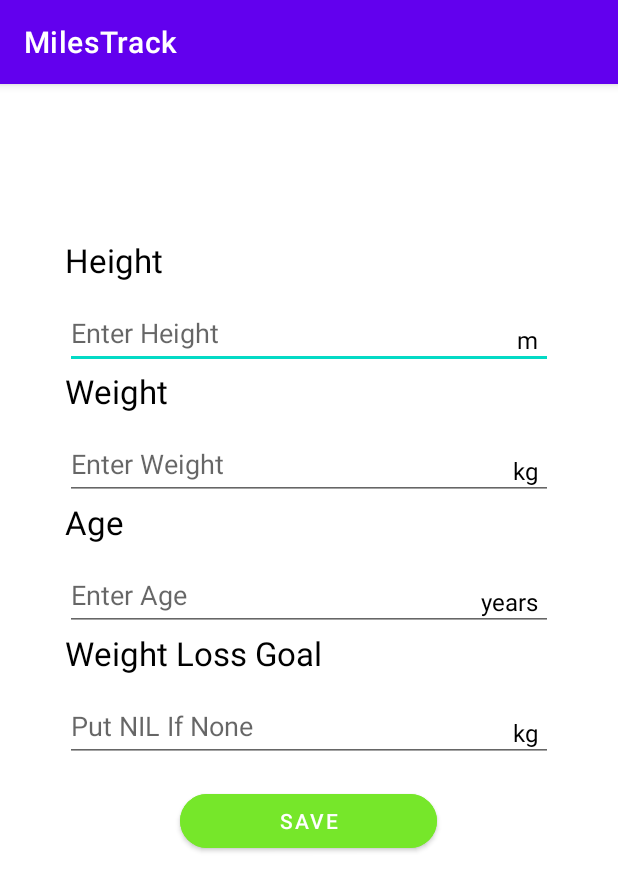
After one commit to Srilashman/MilesTrack, an Android app: the editInfo screen opened directly, with no data from a screen before it, on a phone screen of 412 x 824 dp. The commit adds this screen. Shown: the top 891 px of the screen. Run offline under Robolectric (Android 15) with nearby library versions, the phone set to English and light mode, and no system bars.

Commit message:
Add about and edit_info page

```diff
--- /dev/null
+++ b/app/src/main/java/com/sp/milestrack/About.java
@@ -0,0 +1,14 @@
+package com.sp.milestrack;
+
+import androidx.appcompat.app.AppCompatActivity;
+
+import android.os.Bundle;
+
+public class About extends AppCompatActivity {
+
+    @Override
+    protected void onCreate(Bundle savedInstanceState) {
+        super.onCreate(savedInstanceState);
+        setContentView(R.layout.activity_about);
+    }
+}
--- /dev/null
+++ b/app/src/main/java/com/sp/milestrack/editInfo.java
@@ -0,0 +1,54 @@
+package com.sp.milestrack;
+
+import androidx.appcompat.app.AppCompatActivity;
+
+import android.content.Intent;
+import android.os.Bundle;
+import android.view.View;
+import android.widget.Button;
+import android.widget.EditText;
+
+public class editInfo extends AppCompatActivity {
+    private EditText editWeight;
+    private EditText editHeight;
+    private EditText editAge;
+    private EditText editWeightLossGoal;
+    private Button edit_info_btn;
+    private String user_id = "";
+    private Database helper = null;
+    @Override
+    protected void onCreate(Bundle savedInstanceState) {
+        super.onCreate(savedInstanceState);
+        setContentView(R.layout.activity_edit_info);
+
+        editWeight = findViewById(R.id.editweight);
+        editHeight = findViewById(R.id.editheight);
+        editAge = findViewById(R.id.editage);
+        editWeightLossGoal = findViewById(R.id.editweightlossgoal);
+        edit_info_btn = findViewById(R.id.save_edit);
+        edit_info_btn.setOnClickListener(save_edit);
+        helper = new Database(this);
+        user_id = getIntent().getStringExtra("ID");
+
+        if (helper.ifPromptsDone()) {
+            Intent mainIntent = new Intent(editInfo.this, MainActivity.class);
+            editInfo.this.startActivity(mainIntent);
+            editInfo.this.finish();
+        }
+    }
+    private View.OnClickListener save_edit = new View.OnClickListener(){
+        @Override
+        public void onClick(View v){
+            Double EditHeight = Double.parseDouble(editHeight.getText().toString());
+            Double EditWeight = Double.parseDouble(editWeight.getText().toString());
+            Double EditAge = Double.parseDouble(editAge.getText().toString());
+            String EditWeightLossGoal = editWeightLossGoal.getText().toString();
+
+            helper.update(user_id, EditHeight, EditWeight, EditAge, EditWeightLossGoal);
+
+            Intent mainIntent1 = new Intent(editInfo.this, MainActivity.class);
+            editInfo.this.startActivity(mainIntent1);
+            editInfo.this.finish();
+        }
+    };
+}
--- a/app/src/main/java/com/sp/milestrack/promptAgeAndGoal.java
+++ b/app/src/main/java/com/sp/milestrack/promptAgeAndGoal.java
@@ -44,6 +44,7 @@ public class promptAgeAndGoal extends AppCompatActivity {
 
             // Insert all values into the database
             helper.insert(height, weight, Age, WeightLossGoal);
+
             Intent mainIntent = new Intent(promptAgeAndGoal.this, MainActivity.class);
             promptAgeAndGoal.this.startActivity(mainIntent);
             promptAgeAndGoal.this.finish();
--- a/app/src/main/java/com/sp/milestrack/promptBMI.java
+++ b/app/src/main/java/com/sp/milestrack/promptBMI.java
@@ -21,8 +21,8 @@ public class promptBMI extends AppCompatActivity {
         super.onCreate(savedInstanceState);
         setContentView(R.layout.prompt_bmi);
 
-        weight = findViewById(R.id.weightLossGoal);
-        height = findViewById(R.id.age);
+        weight = findViewById(R.id.weight);
+        height = findViewById(R.id.height);
         next_prompt_btn = findViewById(R.id.submit_btn);
         next_prompt_btn.setOnClickListener(next_prompt);
         helper = new Database(this);
@@ -30,7 +30,6 @@ public class promptBMI extends AppCompatActivity {
         weight.addTextChangedListener(blankCheck);
         height.addTextChangedListener(blankCheck);
         next_prompt_btn.setEnabled(false);
-        helper = new Database(this);
         if (helper.ifPromptsDone()) {
             Intent mainIntent = new Intent(promptBMI.this, MainActivity.class);
             promptBMI.this.startActivity(mainIntent);
@@ -43,11 +42,10 @@ public class promptBMI extends AppCompatActivity {
             Double Height = Double.parseDouble(height.getText().toString());
             Double Weight = Double.parseDouble(weight.getText().toString());
 
-            Intent mainIntent = new Intent(promptBMI.this, promptAgeAndGoal.class);
-            mainIntent.putExtra("height", Height);
-            mainIntent.putExtra("weight", Weight);
-
-            promptBMI.this.startActivity(mainIntent);
+            Intent mainIntent1 = new Intent(promptBMI.this, promptAgeAndGoal.class);
+            mainIntent1.putExtra("height", Height);
+            mainIntent1.putExtra("weight", Weight);
+            promptBMI.this.startActivity(mainIntent1);
             promptBMI.this.finish();
         }
     };
--- /dev/null
+++ b/app/src/main/res/layout/activity_about.xml
@@ -0,0 +1,32 @@
+<?xml version="1.0" encoding="utf-8"?>
+<androidx.constraintlayout.widget.ConstraintLayout xmlns:android="http://schemas.android.com/apk/res/android"
+    xmlns:app="http://schemas.android.com/apk/res-auto"
+    xmlns:tools="http://schemas.android.com/tools"
+    android:layout_width="match_parent"
+    android:layout_height="match_parent"
+    tools:context=".About">
+
+    <ImageView
+        android:id="@+id/imageView2"
+        android:layout_width="349dp"
+        android:layout_height="317dp"
+        android:layout_marginEnd="16dp"
+        android:layout_marginBottom="16dp"
+        app:layout_constraintBottom_toBottomOf="parent"
+        app:layout_constraintEnd_toEndOf="parent"
+        app:srcCompat="@drawable/app_logo" />
+
+    <TextView
+        android:id="@+id/textView6"
+        android:layout_width="247dp"
+        android:layout_height="86dp"
+        android:layout_marginTop="312dp"
+        android:gravity="center_horizontal"
+        android:text="MilesTrack, a fitness tracker app made by Clarence and Sri"
+        android:textColor="#000000"
+        android:textSize="24sp"
+        app:layout_constraintEnd_toEndOf="parent"
+        app:layout_constraintStart_toStartOf="parent"
+        app:layout_constraintTop_toTopOf="parent" />
+
+</androidx.constraintlayout.widget.ConstraintLayout>
--- /dev/null
+++ b/app/src/main/res/layout/activity_edit_info.xml
@@ -0,0 +1,176 @@
+<?xml version="1.0" encoding="utf-8"?>
+<androidx.constraintlayout.widget.ConstraintLayout xmlns:android="http://schemas.android.com/apk/res/android"
+    xmlns:app="http://schemas.android.com/apk/res-auto"
+    xmlns:tools="http://schemas.android.com/tools"
+    android:layout_width="wrap_content"
+    android:layout_height="wrap_content"
+    android:layout_gravity="center"
+    tools:context=".editInfo">
+
+    <LinearLayout
+        android:layout_width="wrap_content"
+        android:layout_height="wrap_content"
+        android:layout_gravity="center_horizontal"
+        android:layout_marginBottom="150dp"
+        android:gravity="center_horizontal"
+        android:orientation="vertical"
+        app:layout_constraintBottom_toBottomOf="parent"
+        app:layout_constraintEnd_toEndOf="parent"
+        app:layout_constraintStart_toStartOf="parent"
+        app:layout_constraintTop_toTopOf="parent">
+
+        <TextView
+            android:id="@+id/textView10"
+            android:layout_width="325dp"
+            android:layout_height="wrap_content"
+            android:layout_marginBottom="10dp"
+            android:text="Height"
+            android:textColor="#000000"
+            android:textSize="22dp" />
+
+        <RelativeLayout
+            android:layout_width="match_parent"
+            android:layout_height="wrap_content">
+
+            <EditText
+                android:id="@+id/editheight"
+                android:layout_width="325dp"
+                android:layout_height="wrap_content"
+                android:layout_alignParentStart="true"
+                android:layout_alignParentEnd="true"
+                android:ems="10"
+                android:hint="Enter Height"
+                android:inputType="number|numberDecimal"
+                android:minHeight="48dp" />
+
+            <TextView
+                android:id="@+id/textView7"
+                android:layout_width="wrap_content"
+                android:layout_height="wrap_content"
+                android:layout_alignParentEnd="true"
+                android:layout_marginTop="17dp"
+                android:layout_marginEnd="10dp"
+                android:text="m"
+                android:textColor="#000000"
+                android:textSize="16sp" />
+        </RelativeLayout>
+
+        <TextView
+            android:id="@+id/textView11"
+            android:layout_width="325dp"
+            android:layout_height="wrap_content"
+            android:layout_marginBottom="10dp"
+            android:text="Weight"
+            android:textColor="#000000"
+            android:textSize="22dp" />
+
+        <RelativeLayout
+            android:layout_width="match_parent"
+            android:layout_height="wrap_content">
+
+            <EditText
+                android:id="@+id/editweight"
+                android:layout_width="325dp"
+                android:layout_height="wrap_content"
+                android:layout_alignParentStart="true"
+                android:layout_alignParentEnd="true"
+                android:ems="10"
+                android:hint="Enter Weight"
+                android:inputType="number|numberDecimal"
+                android:minHeight="48dp" />
+
+            <TextView
+                android:id="@+id/textView20"
+                android:layout_width="wrap_content"
+                android:layout_height="wrap_content"
+                android:layout_alignParentTop="true"
+                android:layout_alignParentEnd="true"
+                android:layout_marginTop="17dp"
+                android:layout_marginEnd="10dp"
+                android:text="kg"
+                android:textColor="#000000"
+                android:textSize="16sp" />
+        </RelativeLayout>
+
+        <TextView
+            android:id="@+id/textView12"
+            android:layout_width="325dp"
+            android:layout_height="wrap_content"
+            android:layout_marginBottom="10dp"
+            android:text="Age"
+            android:textColor="#000000"
+            android:textSize="22dp" />
+
+        <RelativeLayout
+            android:layout_width="match_parent"
+            android:layout_height="wrap_content">
+
+            <EditText
+                android:id="@+id/editage"
+                android:layout_width="325dp"
+                android:layout_height="wrap_content"
+                android:layout_alignParentStart="true"
+                android:layout_alignParentEnd="true"
+                android:ems="10"
+                android:hint="Enter Age"
+                android:inputType="number|numberDecimal"
+                android:minHeight="48dp" />
+
+            <TextView
+                android:id="@+id/textView4"
+                android:layout_width="wrap_content"
+                android:layout_height="wrap_content"
+                android:layout_alignParentTop="true"
+                android:layout_alignParentEnd="true"
+                android:layout_marginTop="17dp"
+                android:layout_marginEnd="10dp"
+                android:text="years"
+                android:textColor="#000000"
+                android:textSize="16sp" />
+        </RelativeLayout>
+
+        <TextView
+            android:id="@+id/textView13"
+            android:layout_width="325dp"
+            android:layout_height="wrap_content"
+            android:layout_marginBottom="10dp"
+            android:text="Weight Loss Goal"
+            android:textColor="#000000"
+            android:textSize="22dp" />
+
+        <RelativeLayout
+            android:layout_width="match_parent"
+            android:layout_height="wrap_content">
+
+            <EditText
+                android:id="@+id/editweightlossgoal"
+                android:layout_width="325dp"
+                android:layout_height="wrap_content"
+                android:layout_centerHorizontal="true"
+                android:ems="10"
+                android:hint="Put NIL If None"
+                android:inputType="text"
+                android:minHeight="48dp" />
+
+            <TextView
+                android:layout_width="wrap_content"
+                android:layout_height="wrap_content"
+                android:layout_alignParentTop="true"
+                android:layout_alignParentEnd="true"
+                android:layout_marginTop="17dp"
+                android:layout_marginEnd="10dp"
+                android:text="kg"
+                android:textColor="#000000"
+                android:textSize="16sp" />
+        </RelativeLayout>
+
+        <Button
+            android:id="@+id/save_edit"
+            android:layout_width="171dp"
+            android:layout_height="wrap_content"
+            android:layout_marginTop="15dp"
+            android:backgroundTint="#76E72A"
+            android:text="Save"
+            app:cornerRadius="30dp" />
+    </LinearLayout>
+</androidx.constraintlayout.widget.ConstraintLayout>
--- a/app/src/main/res/layout/prompt_ag.xml
+++ b/app/src/main/res/layout/prompt_ag.xml
@@ -79,7 +79,7 @@
                 android:minHeight="48dp" />
 
             <TextView
-                android:id="@+id/textView5"
+                android:id="@+id/textView20"
                 android:layout_width="wrap_content"
                 android:layout_height="wrap_content"
                 android:layout_alignParentTop="true"
--- a/app/src/main/res/layout/prompt_bmi.xml
+++ b/app/src/main/res/layout/prompt_bmi.xml
@@ -50,7 +50,7 @@
             android:gravity="center_horizontal">
 
             <EditText
-                android:id="@+id/age"
+                android:id="@+id/height"
                 android:layout_width="250dp"
                 android:layout_height="wrap_content"
                 android:layout_alignParentStart="true"
@@ -89,7 +89,7 @@
             android:layout_height="wrap_content">
 
             <EditText
-                android:id="@+id/weightLossGoal"
+                android:id="@+id/weight"
                 android:layout_width="250dp"
                 android:layout_height="wrap_content"
                 android:layout_marginStart="16dp"
```
Also changed, not shown: app/src/main/AndroidManifest.xml (+8 -1 lines), app/src/main/res/drawable/app_logo.png (added).
